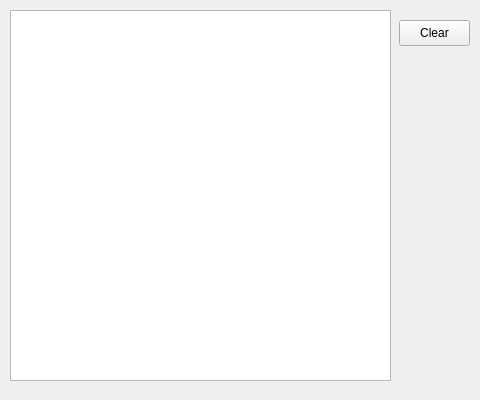
This is Calculator/forms/output.ui in bitsourcerer/Calqlator as Qt 5 draws it before an edit. The edited form follows.
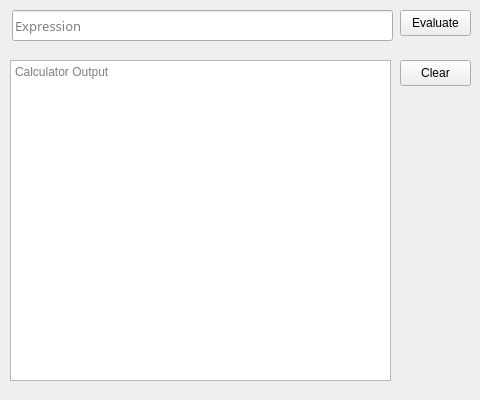
This is the edited form.

```diff
--- a/Calculator/forms/output.ui
+++ b/Calculator/forms/output.ui
@@ -23,9 +23,9 @@
    <property name="geometry">
     <rect>
      <x>10</x>
-     <y>10</y>
+     <y>60</y>
      <width>381</width>
-     <height>371</height>
+     <height>321</height>
     </rect>
    </property>
    <property name="acceptDrops">
@@ -41,12 +41,15 @@
 &lt;/style&gt;&lt;/head&gt;&lt;body style=&quot; font-family:'Sans'; font-size:10pt; font-weight:400; font-style:normal;&quot;&gt;
 &lt;p style=&quot;-qt-paragraph-type:empty; margin-top:0px; margin-bottom:0px; margin-left:0px; margin-right:0px; -qt-block-indent:0; text-indent:0px;&quot;&gt;&lt;br /&gt;&lt;/p&gt;&lt;/body&gt;&lt;/html&gt;</string>
    </property>
+   <property name="placeholderText">
+    <string>Calculator Output</string>
+   </property>
   </widget>
   <widget class="QPushButton" name="clear">
    <property name="geometry">
     <rect>
-     <x>399</x>
-     <y>20</y>
+     <x>400</x>
+     <y>60</y>
      <width>71</width>
      <height>26</height>
     </rect>
@@ -55,6 +58,49 @@
     <string>Clear</string>
    </property>
   </widget>
+  <widget class="QLineEdit" name="expression">
+   <property name="geometry">
+    <rect>
+     <x>12</x>
+     <y>10</y>
+     <width>381</width>
+     <height>31</height>
+    </rect>
+   </property>
+   <property name="font">
+    <font>
+     <family>Source Code Pro</family>
+     <pointsize>10</pointsize>
+     <italic>false</italic>
+     <bold>false</bold>
+    </font>
+   </property>
+   <property name="text">
+    <string notr="true"/>
+   </property>
+   <property name="maxLength">
+    <number>50</number>
+   </property>
+   <property name="frame">
+    <bool>true</bool>
+   </property>
+   <property name="placeholderText">
+    <string>Expression</string>
+   </property>
+  </widget>
+  <widget class="QPushButton" name="evaluate">
+   <property name="geometry">
+    <rect>
+     <x>400</x>
+     <y>10</y>
+     <width>71</width>
+     <height>26</height>
+    </rect>
+   </property>
+   <property name="text">
+    <string>Evaluate</string>
+   </property>
+  </widget>
  </widget>
  <resources/>
  <connections/>
```
